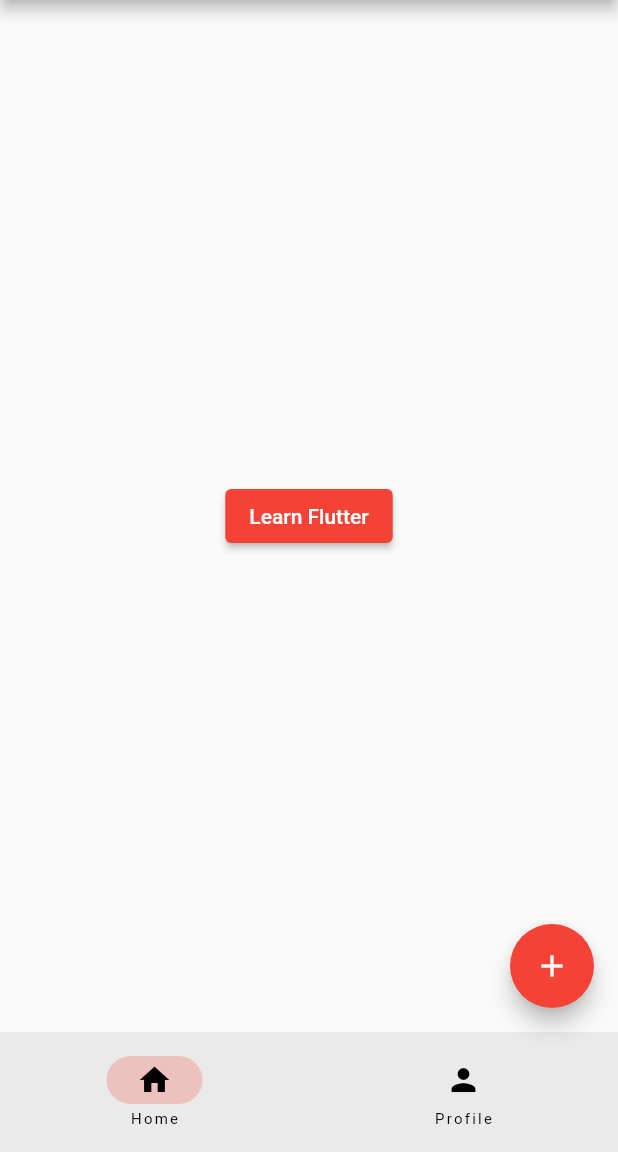
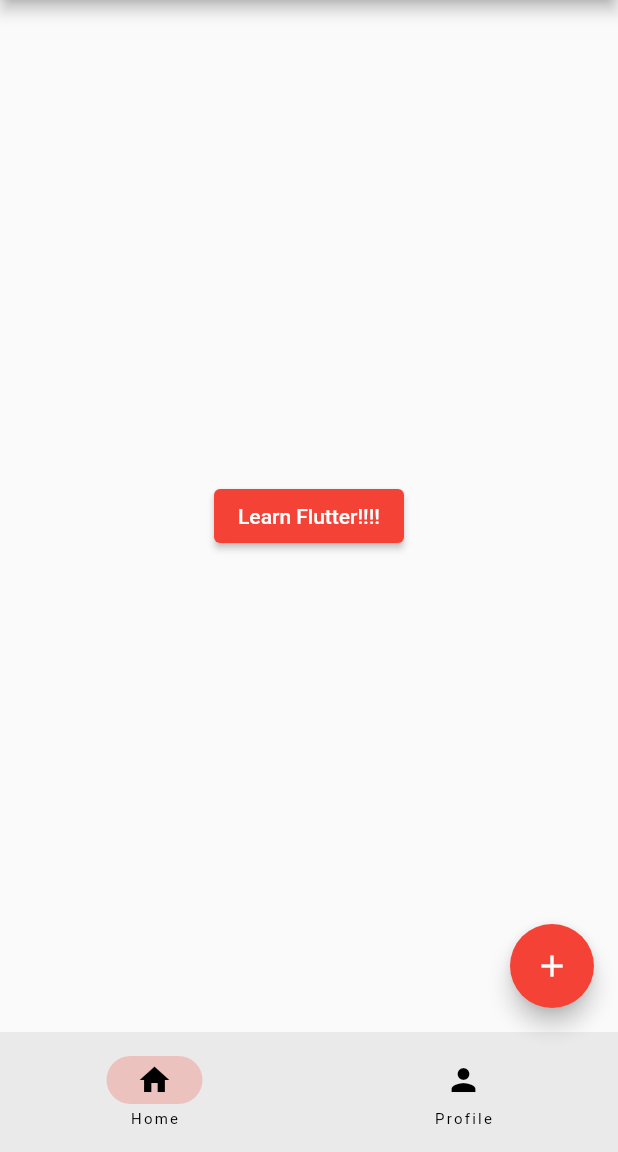
Before and after one commit to McspeedBros/FlutterCrashCourse, a Flutter app: the screen it shows after launch, on a phone screen of 412 x 824 dp, the part 84-1236 px from its top. Run offline on Flutter 3.47's test engine with Material 2 defaults, Android fonts, the phone set to English and light mode, and no system bars.

Commit message:
Update home_page.dart
Co-Authored-By: RobinDeWaegeneer <100197006+RobinDeWaegeneer@users.noreply.github.com>

```diff
--- a/lib/home_page.dart
+++ b/lib/home_page.dart
@@ -17,7 +17,7 @@ class HomePage extends StatelessWidget {
             ),
           );
         },
-        child: const Text('Learn Flutter'),
+        child: const Text('Learn Flutter!!!!'),
       ),
     );
   }
```
